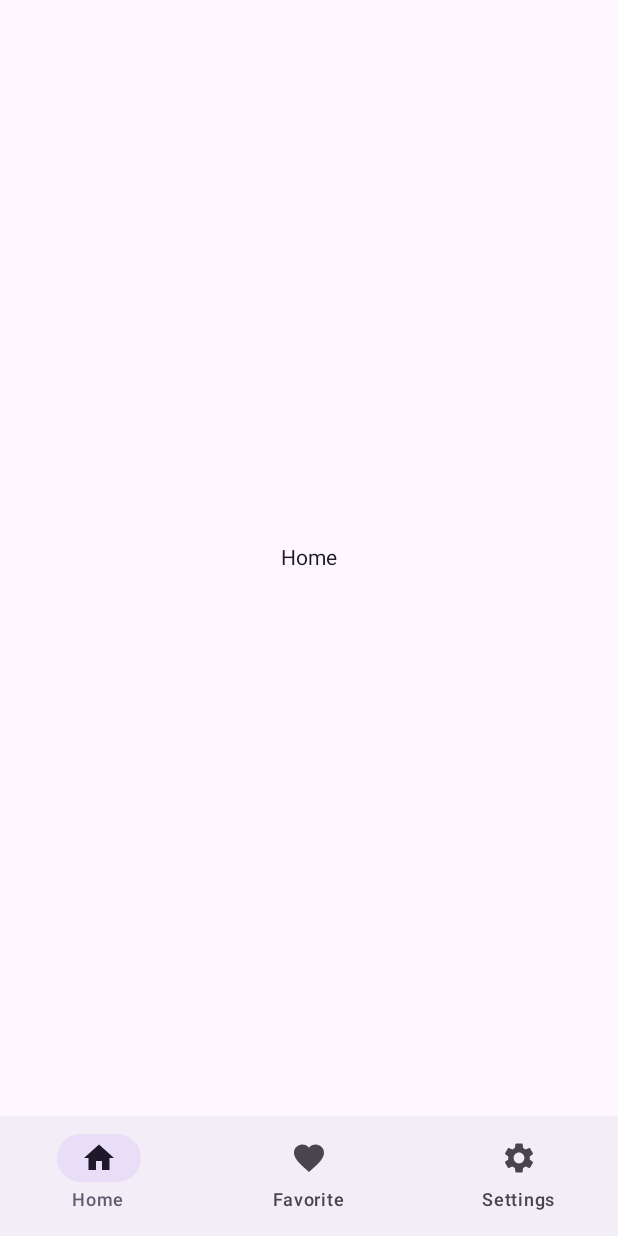
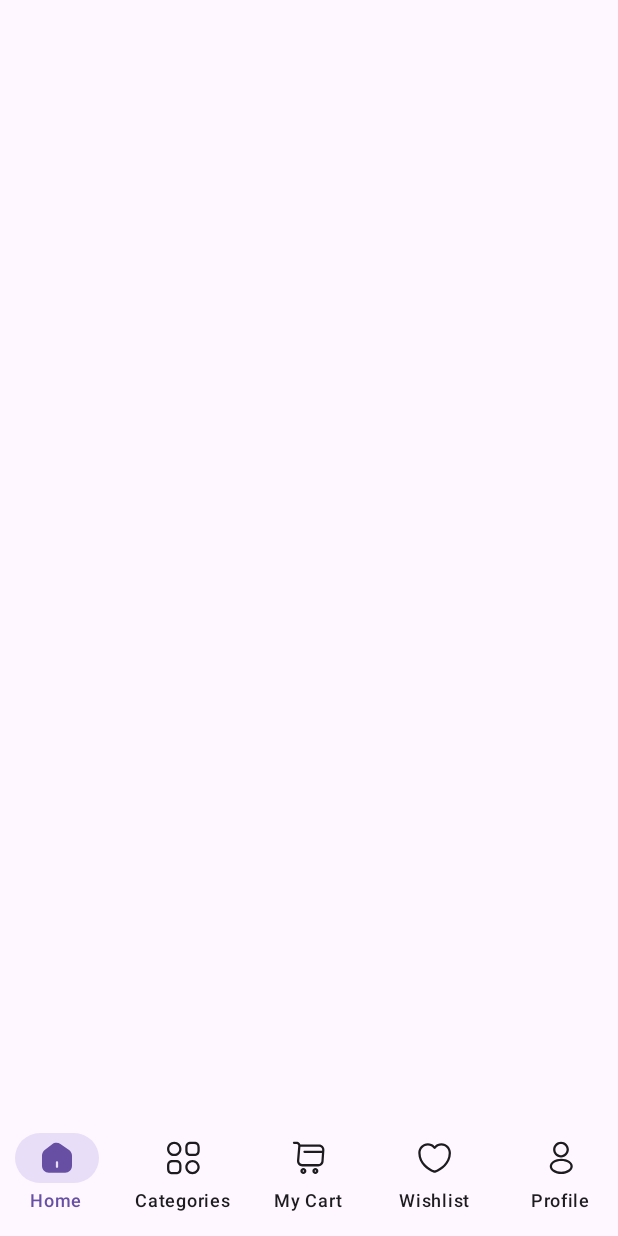
Before and after one commit to ericwidhiantara/QuickMart-KMP, an Android app built with Jetpack Compose: the composable BottomNavBar shown on its own in the app's theme, on a phone screen of 412 x 824 dp. Run offline under Robolectric (Android 15) with nearby library versions, the light colour scheme and no system bars; our stand-ins replace Dagger/Hilt's generated code; libraries missing offline, so code that uses them is left out: io.paperdb; 1 statement that could not run was skipped.

Commit message:
feat: slicing bottom nav bar

```diff
--- a/androidApp/src/main/java/com/luckyfrog/quickmart/core/resources/Images.kt
+++ b/androidApp/src/main/java/com/luckyfrog/quickmart/core/resources/Images.kt
@@ -20,9 +20,15 @@ object Images {
     val icLogoPaypal = com.luckyfrog.quickmart.R.drawable.ic_logo_paypal
     val icLogout = com.luckyfrog.quickmart.R.drawable.ic_logout
     val icMenuCategories = com.luckyfrog.quickmart.R.drawable.ic_menu_categories
+    val icMenuCategoriesActive = com.luckyfrog.quickmart.R.drawable.ic_menu_categories_active
     val icMenuHome = com.luckyfrog.quickmart.R.drawable.ic_menu_home
+    val icMenuHomeActive = com.luckyfrog.quickmart.R.drawable.ic_menu_home_active
     val icMenuMyCart = com.luckyfrog.quickmart.R.drawable.ic_menu_my_cart
+    val icMenuMyCartActive = com.luckyfrog.quickmart.R.drawable.ic_menu_my_cart_active
+    val icMenuWishlist = com.luckyfrog.quickmart.R.drawable.ic_menu_wishlist
+    val icMenuWishlistActive = com.luckyfrog.quickmart.R.drawable.ic_menu_wishlist_active
     val icMenuProfile = com.luckyfrog.quickmart.R.drawable.ic_menu_profile
+    val icMenuProfileActive = com.luckyfrog.quickmart.R.drawable.ic_menu_profile_active
     val icOnboarding1 = com.luckyfrog.quickmart.R.drawable.ic_onboarding_1
     val icOnboarding2 = com.luckyfrog.quickmart.R.drawable.ic_onboarding_2
     val icOnboarding3 = com.luckyfrog.quickmart.R.drawable.ic_onboarding_3
--- a/androidApp/src/main/java/com/luckyfrog/quickmart/features/general/presentation/main/BottomNavBar.kt
+++ b/androidApp/src/main/java/com/luckyfrog/quickmart/features/general/presentation/main/BottomNavBar.kt
@@ -1,14 +1,11 @@
 package com.luckyfrog.quickmart.features.general.presentation.main
 
+import androidx.compose.foundation.Image
 import androidx.compose.foundation.layout.Arrangement
 import androidx.compose.foundation.layout.Column
 import androidx.compose.foundation.layout.fillMaxSize
 import androidx.compose.foundation.layout.padding
-import androidx.compose.material.icons.Icons
-import androidx.compose.material.icons.filled.Favorite
-import androidx.compose.material.icons.filled.Home
-import androidx.compose.material.icons.filled.Settings
-import androidx.compose.material3.Icon
+import androidx.compose.material3.MaterialTheme
 import androidx.compose.material3.NavigationBar
 import androidx.compose.material3.NavigationBarItem
 import androidx.compose.material3.Scaffold
@@ -18,8 +15,15 @@ import androidx.compose.runtime.mutableIntStateOf
 import androidx.compose.runtime.remember
 import androidx.compose.ui.Alignment
 import androidx.compose.ui.Modifier
+import androidx.compose.ui.graphics.BlendMode
+import androidx.compose.ui.graphics.ColorFilter
+import androidx.compose.ui.res.painterResource
+import androidx.compose.ui.res.stringResource
 import androidx.navigation.NavController
+import com.luckyfrog.quickmart.R
 import com.luckyfrog.quickmart.core.app.MainViewModel
+import com.luckyfrog.quickmart.core.resources.Images
+import com.luckyfrog.quickmart.features.home.presentation.dashboard.HomeScreen
 import com.luckyfrog.quickmart.features.settings.presentation.SettingsScreen
 
 
@@ -31,35 +35,69 @@ fun BottomNavBar(
     val currentIndex = remember {
         mutableIntStateOf(0)
     }
+
+    val navbarItems: Array<BottomNavigationItem> = arrayOf(
+        BottomNavigationItem(
+            title = R.string.menu_home,
+            icon = Images.icMenuHome,
+            iconActive = Images.icMenuHomeActive
+        ),
+        BottomNavigationItem(
+            title = R.string.menu_categories,
+            icon = Images.icMenuCategories,
+            iconActive = Images.icMenuCategoriesActive
+        ),
+        BottomNavigationItem(
+            title = R.string.menu_my_cart,
+            icon = Images.icMenuMyCart,
+            iconActive = Images.icMenuMyCartActive
+        ),
+        BottomNavigationItem(
+            title = R.string.menu_wishlist,
+            icon = Images.icMenuWishlist,
+            iconActive = Images.icMenuWishlistActive
+        ),
+        BottomNavigationItem(
+            title = R.string.menu_profile,
+            icon = Images.icMenuProfile,
+            iconActive = Images.icMenuProfileActive
+        ),
+    )
+    val navbarSize = navbarItems.size - 1
     Scaffold(
         modifier = Modifier,
 
         bottomBar = {
-            NavigationBar {
-                NavigationBarItem(
-                    icon = { Icon(Icons.Filled.Home, contentDescription = "Home") },
-                    label = { Text("Home") },
-                    selected = currentIndex.intValue == 0,
-                    onClick = {
-                        currentIndex.intValue = 0
-                    }
-                )
-                NavigationBarItem(
-                    icon = { Icon(Icons.Filled.Favorite, contentDescription = "Favorite") },
-                    label = { Text("Favorite") },
-                    selected = currentIndex.intValue == 1,
-                    onClick = {
-                        currentIndex.intValue = 1
-                    }
-                )
-                NavigationBarItem(
-                    icon = { Icon(Icons.Filled.Settings, contentDescription = "Settings") },
-                    label = { Text("Settings") },
-                    selected = currentIndex.intValue == 2,
-                    onClick = {
-                        currentIndex.intValue = 2
-                    }
-                )
+            NavigationBar(
+                containerColor = MaterialTheme.colorScheme.background
+            ) {
+                for (i in 0..navbarSize) {
+                    val item = navbarItems[i]
+                    NavigationBarItem(
+                        icon = {
+                            Image(
+                                painter = painterResource(if (currentIndex.intValue == i) item.iconActive else item.icon),
+                                contentDescription = stringResource(item.title),
+                                colorFilter = ColorFilter.tint(
+                                    if (currentIndex.intValue == i) MaterialTheme.colorScheme.primary else MaterialTheme.colorScheme.onBackground,
+                                    blendMode = BlendMode.SrcIn
+                                ),
+                            )
+                        },
+                        label = {
+                            Text(
+                                stringResource(item.title),
+                                color = if (currentIndex.intValue == i) MaterialTheme.colorScheme.primary else MaterialTheme.colorScheme.onBackground
+                            )
+                        },
+                        selected = currentIndex.intValue == i,
+                        onClick = {
+                            currentIndex.intValue = i
+                        }
+                    )
+                }
+
+
             }
         },
 
@@ -72,10 +110,18 @@ fun BottomNavBar(
             verticalArrangement = Arrangement.Center
         ) {
             when (currentIndex.intValue) {
-                0 -> Text("Home")
-                1 -> Text("Favorite")
-                2 -> SettingsScreen(navController = navController)
+                0 -> HomeScreen(mainViewModel = mainViewModel, navController = navController)
+                1 -> Text("Categories")
+                2 -> Text("My Cart")
+                3 -> Text("Wishlist")
+                4 -> SettingsScreen(navController = navController)
             }
         }
     }
 }
+
+data class BottomNavigationItem(
+    val title: Int,
+    val icon: Int,
+    val iconActive: Int
+)
--- a/androidApp/src/main/java/com/luckyfrog/quickmart/features/general/presentation/splash/SplashScreen.kt
+++ b/androidApp/src/main/java/com/luckyfrog/quickmart/features/general/presentation/splash/SplashScreen.kt
@@ -9,12 +9,14 @@ import androidx.compose.material3.Scaffold
 import androidx.compose.runtime.Composable
 import androidx.compose.runtime.LaunchedEffect
 import androidx.compose.ui.Modifier
+import androidx.compose.ui.platform.LocalContext
 import androidx.compose.ui.res.painterResource
 import androidx.compose.ui.unit.dp
 import androidx.navigation.NavController
 import com.luckyfrog.quickmart.core.app.AppPreferences
 import com.luckyfrog.quickmart.core.app.MainViewModel
 import com.luckyfrog.quickmart.core.resources.Images
+import com.luckyfrog.quickmart.utils.TokenManager
 import com.luckyfrog.quickmart.utils.resource.route.AppScreen
 import com.luckyfrog.quickmart.utils.resource.theme.AppTheme
 import kotlinx.coroutines.delay
@@ -26,12 +28,18 @@ fun SplashScreen(
 ) {
     val isFirstTime = AppPreferences.getFirstTime()
     Log.d("SplashScreen", "isFirstTime: $isFirstTime")
+    val token = TokenManager(LocalContext.current).getToken()
     // This block will be triggered when the SplashScreen composable is first composed
     LaunchedEffect(Unit) {
         // Simulate a delay for the splash screen (e.g., 2 seconds)
         delay(3000)
         // Navigate to the login screen
-        navController.navigate(if (isFirstTime) AppScreen.OnboardingScreen.route else AppScreen.LoginScreen.route) {
+        navController.navigate(
+            when (isFirstTime) {
+                true -> AppScreen.OnboardingScreen.route
+                false -> if (token == "") AppScreen.LoginScreen.route else AppScreen.MainScreen.route
+            }
+        ) {
             // Remove the splash screen from the back stack to prevent returning to it
             popUpTo(AppScreen.SplashScreen.route) { inclusive = true }
         }
--- /dev/null
+++ b/androidApp/src/main/java/com/luckyfrog/quickmart/features/home/presentation/dashboard/HomeScreen.kt
@@ -0,0 +1,29 @@
+package com.luckyfrog.quickmart.features.home.presentation.dashboard
+
+import androidx.compose.foundation.layout.Column
+import androidx.compose.foundation.layout.fillMaxWidth
+import androidx.compose.foundation.layout.padding
+import androidx.compose.material3.Scaffold
+import androidx.compose.runtime.Composable
+import androidx.compose.ui.Alignment
+import androidx.compose.ui.Modifier
+import androidx.compose.ui.unit.dp
+import androidx.navigation.NavController
+import com.luckyfrog.quickmart.core.app.MainViewModel
+
+@Composable
+fun HomeScreen(
+    mainViewModel: MainViewModel,
+    navController: NavController
+) {
+    Scaffold { innerPadding ->
+        Column(
+            modifier = Modifier
+                .padding(horizontal = 16.dp, vertical = 24.dp)
+                .padding(innerPadding)
+                .fillMaxWidth(),
+            horizontalAlignment = Alignment.CenterHorizontally,
+
+            ) {}
+    }
+}
--- a/androidApp/src/main/java/com/luckyfrog/quickmart/utils/resource/route/AppScreen.kt
+++ b/androidApp/src/main/java/com/luckyfrog/quickmart/utils/resource/route/AppScreen.kt
@@ -1,8 +1,12 @@
 package com.luckyfrog.quickmart.utils.resource.route
 
 sealed class AppScreen(val route: String) {
+    /// GENERAL
     data object SplashScreen : AppScreen(ConstantAppScreenName.SPLASH_SCREEN)
     data object OnboardingScreen : AppScreen(ConstantAppScreenName.ONBOARDING_SCREEN)
+    data object MainScreen : AppScreen(ConstantAppScreenName.MAIN_SCREEN)
+
+    /// AUTH
     data object LoginScreen : AppScreen(ConstantAppScreenName.LOGIN_SCREEN)
     data object RegisterScreen : AppScreen(ConstantAppScreenName.REGISTER_SCREEN)
     data object EmailVerificationScreen : AppScreen(ConstantAppScreenName.EMAIL_VERIFICATION_SCREEN)
@@ -15,13 +19,20 @@ sealed class AppScreen(val route: String) {
     data object CreatePasswordScreen : AppScreen(ConstantAppScreenName.CREATE_PASSWORD_SCREEN)
     data object PasswordCreatedScreen : AppScreen(ConstantAppScreenName.PASSWORD_CREATED_SCREEN)
 
-    data object MainScreen : AppScreen(ConstantAppScreenName.MAIN_SCREEN)
+    /// HOME
+    data object HomeScreen : AppScreen(ConstantAppScreenName.HOME_SCREEN)
+
+    /// PROFILE
     data object SettingsScreen : AppScreen(ConstantAppScreenName.SETTINGS_SCREEN)
 }
 
 object ConstantAppScreenName {
+    /// GENERAL
     const val SPLASH_SCREEN = "splash_screen"
     const val ONBOARDING_SCREEN = "onboarding_screen"
+    const val MAIN_SCREEN = "main_screen"
+
+    ///  AUTH
     const val LOGIN_SCREEN = "login_screen"
     const val REGISTER_SCREEN = "register_screen"
     const val EMAIL_VERIFICATION_SCREEN = "email_verification_screen"
@@ -30,8 +41,11 @@ object ConstantAppScreenName {
     const val FORGOT_PASSWORD_VERIFY_CODE_SCREEN = "forgot_password_verify_code_screen"
     const val CREATE_PASSWORD_SCREEN = "create_password_screen"
     const val PASSWORD_CREATED_SCREEN = "password_created_screen"
-    const val MAIN_SCREEN = "main_screen"
 
+    /// HOME
+    const val HOME_SCREEN = "home_screen"
+
+    /// PROFILE
     const val SETTINGS_SCREEN = "settings_screen"
 
 }
--- a/androidApp/src/main/java/com/luckyfrog/quickmart/utils/resource/route/NavGraph.kt
+++ b/androidApp/src/main/java/com/luckyfrog/quickmart/utils/resource/route/NavGraph.kt
@@ -17,6 +17,7 @@ import com.luckyfrog.quickmart.features.auth.presentation.register.RegisterScree
 import com.luckyfrog.quickmart.features.general.presentation.main.BottomNavBar
 import com.luckyfrog.quickmart.features.general.presentation.onboarding.OnboardingScreen
 import com.luckyfrog.quickmart.features.general.presentation.splash.SplashScreen
+import com.luckyfrog.quickmart.features.home.presentation.dashboard.HomeScreen
 import com.luckyfrog.quickmart.features.settings.presentation.SettingsScreen
 
 @Composable
@@ -24,8 +25,9 @@ fun NavGraph(mainViewModel: MainViewModel) {
     val navController = rememberNavController()
     NavHost(
         navController = navController,
-        startDestination = AppScreen.PasswordCreatedScreen.route
+        startDestination = AppScreen.SplashScreen.route
     ) {
+        /// GENERAL
         composable(route = AppScreen.SplashScreen.route) {
             SplashScreen(
                 mainViewModel = mainViewModel,
@@ -40,6 +42,14 @@ fun NavGraph(mainViewModel: MainViewModel) {
             )
         }
 
+        composable(route = AppScreen.MainScreen.route) {
+            BottomNavBar(
+                mainViewModel = mainViewModel,
+                navController = navController
+            )
+        }
+
+        /// AUTH
         composable(route = AppScreen.LoginScreen.route) {
             LoginScreen(
                 mainViewModel = mainViewModel,
@@ -89,14 +99,15 @@ fun NavGraph(mainViewModel: MainViewModel) {
             )
         }
 
-        composable(route = AppScreen.MainScreen.route) {
-            BottomNavBar(
+        /// HOME
+        composable(route = AppScreen.HomeScreen.route) {
+            HomeScreen(
                 mainViewModel = mainViewModel,
                 navController = navController
             )
         }
 
-
+        /// PROFILE
         composable(route = AppScreen.SettingsScreen.route) {
             val userViewModel = hiltViewModel<UserViewModel>()
 
--- /dev/null
+++ b/shared/src/main/res/drawable/ic_menu_categories_active.xml
@@ -0,0 +1,18 @@
+<vector xmlns:android="http://schemas.android.com/apk/res/android"
+    android:width="24dp"
+    android:height="25dp"
+    android:viewportWidth="24"
+    android:viewportHeight="25">
+  <path
+      android:pathData="M18.67,2.5H16.77C14.59,2.5 13.44,3.65 13.44,5.83V7.73C13.44,9.91 14.59,11.06 16.77,11.06H18.67C20.85,11.06 22,9.91 22,7.73V5.83C22,3.65 20.85,2.5 18.67,2.5Z"
+      android:fillColor="#21D4B4"/>
+  <path
+      android:pathData="M7.24,13.93H5.34C3.15,13.93 2,15.08 2,17.26V19.16C2,21.35 3.15,22.5 5.33,22.5H7.23C9.41,22.5 10.56,21.35 10.56,19.17V17.27C10.57,15.08 9.42,13.93 7.24,13.93Z"
+      android:fillColor="#21D4B4"/>
+  <path
+      android:pathData="M6.29,11.08C8.659,11.08 10.58,9.159 10.58,6.79C10.58,4.421 8.659,2.5 6.29,2.5C3.921,2.5 2,4.421 2,6.79C2,9.159 3.921,11.08 6.29,11.08Z"
+      android:fillColor="#21D4B4"/>
+  <path
+      android:pathData="M17.71,22.5C20.079,22.5 22,20.579 22,18.21C22,15.841 20.079,13.92 17.71,13.92C15.341,13.92 13.42,15.841 13.42,18.21C13.42,20.579 15.341,22.5 17.71,22.5Z"
+      android:fillColor="#21D4B4"/>
+</vector>
--- /dev/null
+++ b/shared/src/main/res/drawable/ic_menu_home_active.xml
@@ -0,0 +1,9 @@
+<vector xmlns:android="http://schemas.android.com/apk/res/android"
+    android:width="24dp"
+    android:height="25dp"
+    android:viewportWidth="24"
+    android:viewportHeight="25">
+  <path
+      android:pathData="M20.04,7.32L14.28,3.29C12.71,2.19 10.3,2.25 8.79,3.42L3.78,7.33C2.78,8.11 1.99,9.71 1.99,10.97V17.87C1.99,20.42 4.06,22.5 6.61,22.5H17.39C19.94,22.5 22.01,20.43 22.01,17.88V11.1C22.01,9.75 21.14,8.09 20.04,7.32ZM12.75,18.5C12.75,18.91 12.41,19.25 12,19.25C11.59,19.25 11.25,18.91 11.25,18.5V15.5C11.25,15.09 11.59,14.75 12,14.75C12.41,14.75 12.75,15.09 12.75,15.5V18.5Z"
+      android:fillColor="#21D4B4"/>
+</vector>
--- /dev/null
+++ b/shared/src/main/res/drawable/ic_menu_my_cart_active.xml
@@ -0,0 +1,18 @@
+<vector xmlns:android="http://schemas.android.com/apk/res/android"
+    android:width="24dp"
+    android:height="25dp"
+    android:viewportWidth="24"
+    android:viewportHeight="25">
+  <path
+      android:pathData="M16.25,23C17.216,23 18,22.216 18,21.25C18,20.284 17.216,19.5 16.25,19.5C15.283,19.5 14.5,20.284 14.5,21.25C14.5,22.216 15.283,23 16.25,23Z"
+      android:fillColor="#21D4B4"/>
+  <path
+      android:pathData="M8.25,23C9.217,23 10,22.216 10,21.25C10,20.284 9.217,19.5 8.25,19.5C7.284,19.5 6.5,20.284 6.5,21.25C6.5,22.216 7.284,23 8.25,23Z"
+      android:fillColor="#21D4B4"/>
+  <path
+      android:pathData="M4.84,4.44L4.64,6.89C4.6,7.36 4.97,7.75 5.44,7.75H20.75C21.17,7.75 21.52,7.43 21.55,7.01C21.68,5.24 20.33,3.8 18.56,3.8H6.27C6.17,3.36 5.97,2.94 5.66,2.59C5.16,2.06 4.46,1.75 3.74,1.75H2C1.59,1.75 1.25,2.09 1.25,2.5C1.25,2.91 1.59,3.25 2,3.25H3.74C4.05,3.25 4.34,3.38 4.55,3.6C4.76,3.83 4.86,4.13 4.84,4.44Z"
+      android:fillColor="#21D4B4"/>
+  <path
+      android:pathData="M20.51,9.25H5.17C4.75,9.25 4.41,9.57 4.37,9.98L4.01,14.33C3.87,16.04 5.21,17.5 6.92,17.5H18.04C19.54,17.5 20.86,16.27 20.97,14.77L21.3,10.1C21.34,9.64 20.98,9.25 20.51,9.25Z"
+      android:fillColor="#21D4B4"/>
+</vector>
--- /dev/null
+++ b/shared/src/main/res/drawable/ic_menu_profile_active.xml
@@ -0,0 +1,12 @@
+<vector xmlns:android="http://schemas.android.com/apk/res/android"
+    android:width="24dp"
+    android:height="25dp"
+    android:viewportWidth="24"
+    android:viewportHeight="25">
+  <path
+      android:pathData="M12,2.5C9.38,2.5 7.25,4.63 7.25,7.25C7.25,9.82 9.26,11.9 11.88,11.99C11.96,11.98 12.04,11.98 12.1,11.99C12.12,11.99 12.13,11.99 12.15,11.99C12.16,11.99 12.16,11.99 12.17,11.99C14.73,11.9 16.74,9.82 16.75,7.25C16.75,4.63 14.62,2.5 12,2.5Z"
+      android:fillColor="#21D4B4"/>
+  <path
+      android:pathData="M17.08,14.651C14.29,12.791 9.74,12.791 6.93,14.651C5.66,15.501 4.96,16.651 4.96,17.881C4.96,19.111 5.66,20.251 6.92,21.091C8.32,22.031 10.16,22.501 12,22.501C13.84,22.501 15.68,22.031 17.08,21.091C18.34,20.241 19.04,19.101 19.04,17.861C19.03,16.631 18.34,15.491 17.08,14.651Z"
+      android:fillColor="#21D4B4"/>
+</vector>
--- /dev/null
+++ b/shared/src/main/res/drawable/ic_menu_wishlist.xml
@@ -0,0 +1,9 @@
+<vector xmlns:android="http://schemas.android.com/apk/res/android"
+    android:width="25dp"
+    android:height="25dp"
+    android:viewportWidth="25"
+    android:viewportHeight="25">
+  <path
+      android:pathData="M12.25,22.15C11.94,22.15 11.64,22.11 11.39,22.02C7.57,20.71 1.5,16.06 1.5,9.19C1.5,5.69 4.33,2.85 7.81,2.85C9.5,2.85 11.08,3.51 12.25,4.69C13.42,3.51 15,2.85 16.69,2.85C20.17,2.85 23,5.7 23,9.19C23,16.07 16.93,20.71 13.11,22.02C12.86,22.11 12.56,22.15 12.25,22.15ZM7.81,4.35C5.16,4.35 3,6.52 3,9.19C3,16.02 9.57,19.82 11.88,20.61C12.06,20.67 12.45,20.67 12.63,20.61C14.93,19.82 21.51,16.03 21.51,9.19C21.51,6.52 19.35,4.35 16.7,4.35C15.18,4.35 13.77,5.06 12.86,6.29C12.58,6.67 11.94,6.67 11.66,6.29C10.73,5.05 9.33,4.35 7.81,4.35Z"
+      android:fillColor="#6F7384"/>
+</vector>
--- /dev/null
+++ b/shared/src/main/res/drawable/ic_menu_wishlist_active.xml
@@ -0,0 +1,9 @@
+<vector xmlns:android="http://schemas.android.com/apk/res/android"
+    android:width="25dp"
+    android:height="25dp"
+    android:viewportWidth="25"
+    android:viewportHeight="25">
+  <path
+      android:pathData="M16.69,3.6C14.88,3.6 13.26,4.48 12.25,5.83C11.24,4.48 9.62,3.6 7.81,3.6C4.74,3.6 2.25,6.1 2.25,9.19C2.25,10.38 2.44,11.48 2.77,12.5C4.35,17.5 9.22,20.49 11.63,21.31C11.97,21.43 12.53,21.43 12.87,21.31C15.28,20.49 20.15,17.5 21.73,12.5C22.06,11.48 22.25,10.38 22.25,9.19C22.25,6.1 19.76,3.6 16.69,3.6Z"
+      android:fillColor="#21D4B4"/>
+</vector>
--- a/shared/src/main/res/values/strings.xml
+++ b/shared/src/main/res/values/strings.xml
@@ -48,5 +48,11 @@
     <string name="save">Save</string>
     <string name="change_password_success">New password set successfully</string>
     <string name="change_password_success_desc">Congratulations! Your password has been set successfully, now you can login to your account with the new password.</string>
+    <string name="menu_home">Home</string>
+    <string name="menu_categories">Categories</string>
+    <string name="menu_my_cart">My Cart</string>
+    <string name="menu_wishlist">Wishlist</string>
+    <string name="menu_profile">Profile</string>
+
 
 </resources>
```
Also changed, not shown: 1 other file.
